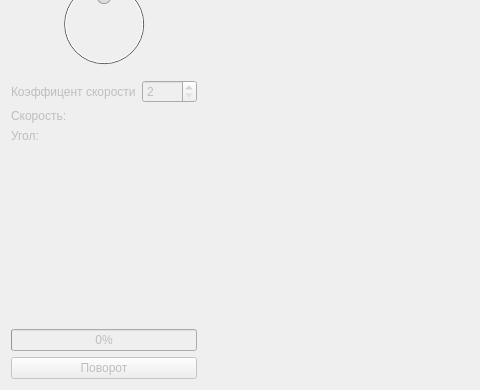
Qt form gui.ui (SerKin0/PolarisationUI) before a commit; both pictures show x 0 to 480 and y 156 to 546 of the 807 by 546 pixel window.
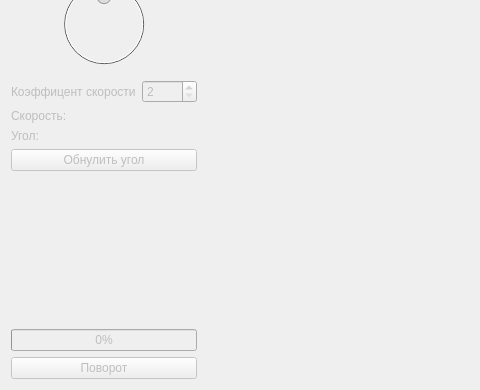
The same form after that commit.

Commit message: Button_Zero

The edit to the form file:
```diff
--- a/gui.ui
+++ b/gui.ui
@@ -295,6 +295,16 @@
        </property>
       </widget>
      </item>
+     <item>
+      <widget class="QPushButton" name="zero_button">
+       <property name="enabled">
+        <bool>false</bool>
+       </property>
+       <property name="text">
+        <string>Обнулить угол</string>
+       </property>
+      </widget>
+     </item>
      <item>
       <spacer name="verticalSpacer">
        <property name="orientation">
```
The commit also changes 2 other files.
